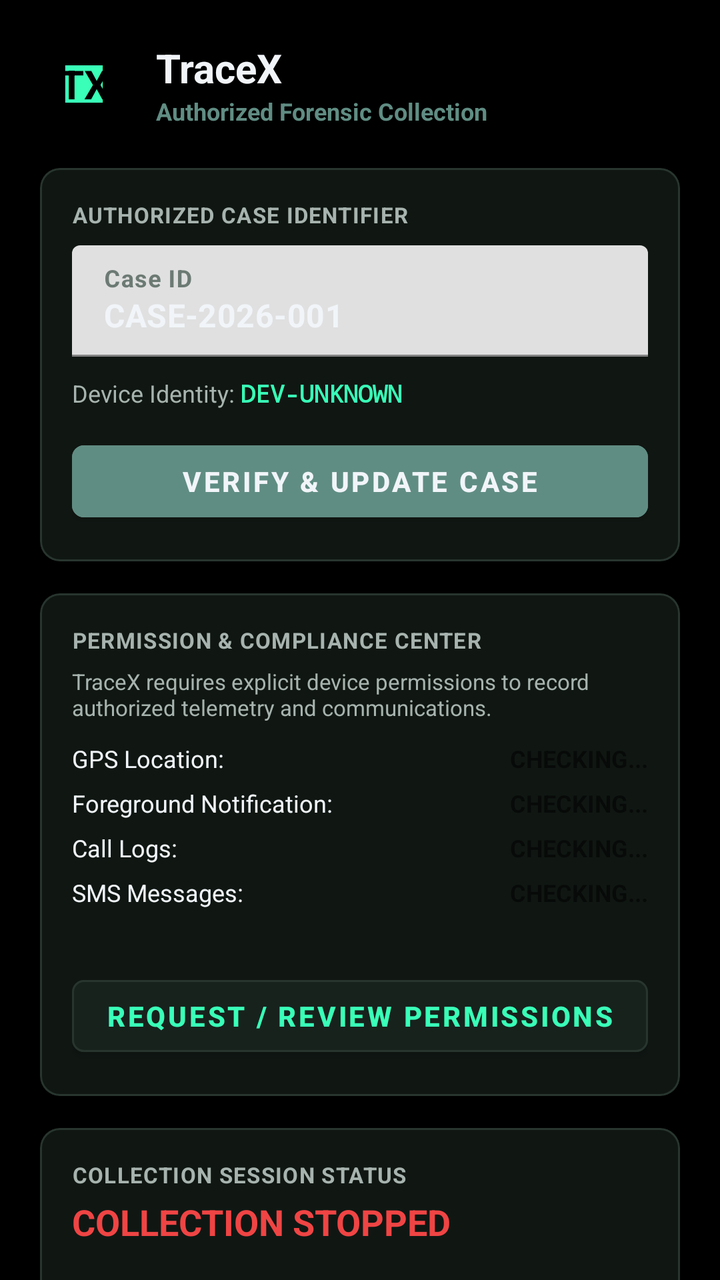
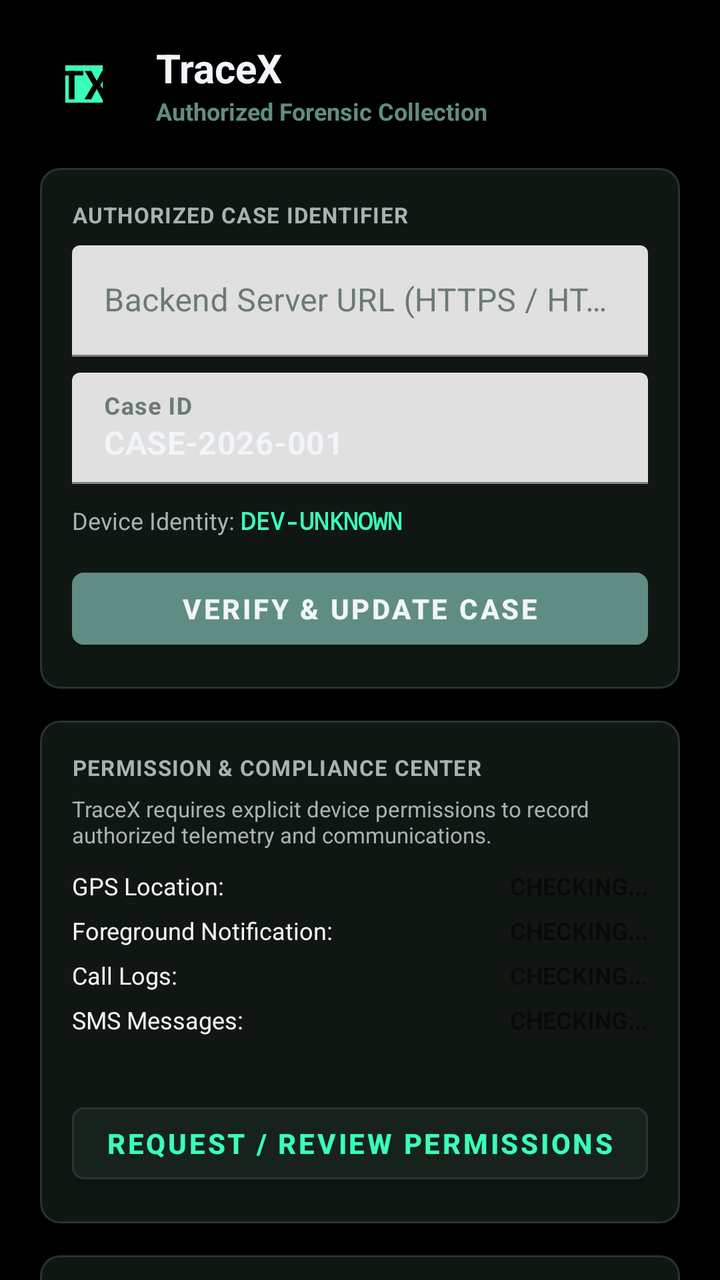

Compare the two renders of this Android layout. The source of the first and the diff that turns it into the second are given below.
<!-- AndroidManifest.xml: application theme Theme.TraceX -->
<!-- res/layout/activity_main.xml -->
<?xml version="1.0" encoding="utf-8"?>
<ScrollView xmlns:android="http://schemas.android.com/apk/res/android"
    xmlns:app="http://schemas.android.com/apk/res-auto"
    android:layout_width="match_parent"
    android:layout_height="match_parent"
    android:background="@color/primary_jet_black"
    android:fillViewport="true">

    <LinearLayout
        android:layout_width="match_parent"
        android:layout_height="wrap_content"
        android:orientation="vertical"
        android:padding="20dp">

        
        <LinearLayout
            android:layout_width="match_parent"
            android:layout_height="wrap_content"
            android:orientation="horizontal"
            android:gravity="center_vertical"
            android:layout_marginBottom="20dp">

            <TextView
                android:layout_width="44dp"
                android:layout_height="44dp"
                android:background="@drawable/ic_launcher_foreground"
                android:backgroundTint="@color/primary_neon_emerald"
                android:text="TX"
                android:textColor="#000000"
                android:textStyle="bold"
                android:textSize="20sp"
                android:gravity="center" />

            <LinearLayout
                android:layout_width="match_parent"
                android:layout_height="wrap_content"
                android:orientation="vertical"
                android:layout_marginStart="14dp">

                <TextView
                    android:layout_width="wrap_content"
                    android:layout_height="wrap_content"
                    android:text="TraceX"
                    android:textColor="@color/text_white"
                    android:textSize="20sp"
                    android:textStyle="bold" />

                <TextView
                    android:layout_width="wrap_content"
                    android:layout_height="wrap_content"
                    android:text="Authorized Forensic Collection"
                    android:textColor="@color/primary_moss_green"
                    android:textSize="12sp"
                    android:textStyle="bold" />
            </LinearLayout>
        </LinearLayout>

        
        <com.google.android.material.card.MaterialCardView
            android:layout_width="match_parent"
            android:layout_height="wrap_content"
            android:layout_marginBottom="16dp"
            app:cardBackgroundColor="@color/bg_surface"
            app:strokeColor="@color/border_subtle"
            app:strokeWidth="1dp"
            app:cardCornerRadius="10dp"
            app:cardElevation="0dp">

            <LinearLayout
                android:layout_width="match_parent"
                android:layout_height="wrap_content"
                android:orientation="vertical"
                android:padding="16dp">

                <TextView
                    android:layout_width="wrap_content"
                    android:layout_height="wrap_content"
                    android:text="AUTHORIZED CASE IDENTIFIER"
                    android:textColor="@color/text_muted"
                    android:textSize="11sp"
                    android:textStyle="bold"
                    android:letterSpacing="0.04" />

                <com.google.android.material.textfield.TextInputLayout
                    android:layout_width="match_parent"
                    android:layout_height="wrap_content"
                    android:layout_marginTop="8dp"
                    android:hint="Case ID"
                    app:boxStrokeColor="@color/primary_neon_emerald"
                    app:hintTextColor="@color/primary_neon_emerald"
                    android:textColorHint="@color/text_dim">

                    <com.google.android.material.textfield.TextInputEditText
                        android:id="@+id/et_case_id"
                        android:layout_width="match_parent"
                        android:layout_height="wrap_content"
                        android:text="CASE-2026-001"
                        android:textColor="@color/text_white"
                        android:textStyle="bold" />
                </com.google.android.material.textfield.TextInputLayout>

                <LinearLayout
                    android:layout_width="match_parent"
                    android:layout_height="wrap_content"
                    android:orientation="horizontal"
                    android:gravity="center_vertical"
                    android:layout_marginTop="10dp">

                    <TextView
                        android:layout_width="wrap_content"
                        android:layout_height="wrap_content"
                        android:text="Device Identity: "
                        android:textColor="@color/text_muted"
                        android:textSize="12sp" />

                    <TextView
                        android:id="@+id/tv_device_id"
                        android:layout_width="wrap_content"
                        android:layout_height="wrap_content"
                        android:text="DEV-UNKNOWN"
                        android:textColor="@color/primary_neon_emerald"
                        android:fontFamily="monospace"
                        android:textStyle="bold"
                        android:textSize="12sp" />
                </LinearLayout>

                <com.google.android.material.button.MaterialButton
                    android:id="@+id/btn_update_case"
                    android:layout_width="match_parent"
                    android:layout_height="wrap_content"
                    android:layout_marginTop="12dp"
                    android:text="Verify &amp; Update Case"
                    android:backgroundTint="@color/primary_moss_green"
                    android:textColor="@color/text_white"
                    android:textStyle="bold"
                    app:cornerRadius="6dp" />
            </LinearLayout>
        </com.google.android.material.card.MaterialCardView>

        
        <com.google.android.material.card.MaterialCardView
            android:layout_width="match_parent"
            android:layout_height="wrap_content"
            android:layout_marginBottom="16dp"
            app:cardBackgroundColor="@color/bg_surface"
            app:strokeColor="@color/border_subtle"
            app:strokeWidth="1dp"
            app:cardCornerRadius="10dp"
            app:cardElevation="0dp">

            <LinearLayout
                android:layout_width="match_parent"
                android:layout_height="wrap_content"
                android:orientation="vertical"
                android:padding="16dp">

                <TextView
                    android:layout_width="wrap_content"
                    android:layout_height="wrap_content"
                    android:text="PERMISSION &amp; COMPLIANCE CENTER"
                    android:textColor="@color/text_muted"
                    android:textSize="11sp"
                    android:textStyle="bold"
                    android:letterSpacing="0.04" />

                <TextView
                    android:layout_width="match_parent"
                    android:layout_height="wrap_content"
                    android:text="TraceX requires explicit device permissions to record authorized telemetry and communications."
                    android:textColor="@color/text_muted"
                    android:textSize="11sp"
                    android:layout_marginTop="6dp" />

                
                <LinearLayout
                    android:layout_width="match_parent"
                    android:layout_height="wrap_content"
                    android:orientation="vertical"
                    android:layout_marginTop="10dp">

                    <LinearLayout
                        android:layout_width="match_parent"
                        android:layout_height="wrap_content"
                        android:orientation="horizontal"
                        android:layout_marginBottom="6dp">
                        <TextView
                            android:layout_width="0dp"
                            android:layout_height="wrap_content"
                            android:layout_weight="1"
                            android:text="GPS Location:"
                            android:textColor="@color/text_white"
                            android:textSize="12sp" />
                        <TextView
                            android:id="@+id/tv_perm_location"
                            android:layout_width="wrap_content"
                            android:layout_height="wrap_content"
                            android:text="CHECKING..."
                            android:textStyle="bold"
                            android:textSize="12sp" />
                    </LinearLayout>

                    <LinearLayout
                        android:layout_width="match_parent"
                        android:layout_height="wrap_content"
                        android:orientation="horizontal"
                        android:layout_marginBottom="6dp">
                        <TextView
                            android:layout_width="0dp"
                            android:layout_height="wrap_content"
                            android:layout_weight="1"
                            android:text="Foreground Notification:"
                            android:textColor="@color/text_white"
                            android:textSize="12sp" />
                        <TextView
                            android:id="@+id/tv_perm_notification"
                            android:layout_width="wrap_content"
                            android:layout_height="wrap_content"
                            android:text="CHECKING..."
                            android:textStyle="bold"
                            android:textSize="12sp" />
                    </LinearLayout>

                    <LinearLayout
                        android:layout_width="match_parent"
                        android:layout_height="wrap_content"
                        android:orientation="horizontal"
                        android:layout_marginBottom="6dp">
                        <TextView
                            android:layout_width="0dp"
                            android:layout_height="wrap_content"
                            android:layout_weight="1"
                            android:text="Call Logs:"
                            android:textColor="@color/text_white"
                            android:textSize="12sp" />
                        <TextView
                            android:id="@+id/tv_perm_call"
                            android:layout_width="wrap_content"
                            android:layout_height="wrap_content"
                            android:text="CHECKING..."
                            android:textStyle="bold"
                            android:textSize="12sp" />
                    </LinearLayout>

                    <LinearLayout
                        android:layout_width="match_parent"
                        android:layout_height="wrap_content"
                        android:orientation="horizontal">
                        <TextView
                            android:layout_width="0dp"
                            android:layout_height="wrap_content"
                            android:layout_weight="1"
                            android:text="SMS Messages:"
                            android:textColor="@color/text_white"
                            android:textSize="12sp" />
                        <TextView
                            android:id="@+id/tv_perm_sms"
                            android:layout_width="wrap_content"
                            android:layout_height="wrap_content"
                            android:text="CHECKING..."
                            android:textStyle="bold"
                            android:textSize="12sp" />
                    </LinearLayout>
                </LinearLayout>

                <TextView
                    android:id="@+id/tv_sms_diagnostic"
                    android:layout_width="match_parent"
                    android:layout_height="wrap_content"
                    android:text=""
                    android:textColor="@color/text_dim"
                    android:textSize="10sp"
                    android:layout_marginTop="6dp" />

                <com.google.android.material.button.MaterialButton
                    android:id="@+id/btn_grant_permissions"
                    android:layout_width="match_parent"
                    android:layout_height="wrap_content"
                    android:layout_marginTop="10dp"
                    android:text="Request / Review Permissions"
                    android:backgroundTint="@color/bg_surface_secondary"
                    android:textColor="@color/primary_neon_emerald"
                    app:strokeColor="@color/border_subtle"
                    app:strokeWidth="1dp"
                    android:textStyle="bold"
                    app:cornerRadius="6dp" />
            </LinearLayout>
        </com.google.android.material.card.MaterialCardView>

        
        <com.google.android.material.card.MaterialCardView
            android:layout_width="match_parent"
            android:layout_height="wrap_content"
            android:layout_marginBottom="16dp"
            app:cardBackgroundColor="@color/bg_surface"
            app:strokeColor="@color/border_subtle"
            app:strokeWidth="1dp"
            app:cardCornerRadius="10dp"
            app:cardElevation="0dp">

            <LinearLayout
                android:layout_width="match_parent"
                android:layout_height="wrap_content"
                android:orientation="vertical"
                android:padding="16dp">

                <TextView
                    android:layout_width="wrap_content"
                    android:layout_height="wrap_content"
                    android:text="COLLECTION SESSION STATUS"
                    android:textColor="@color/text_muted"
                    android:textSize="11sp"
                    android:textStyle="bold"
                    android:letterSpacing="0.04" />

                <TextView
                    android:id="@+id/tv_collection_status"
                    android:layout_width="wrap_content"
                    android:layout_height="wrap_content"
                    android:text="COLLECTION STOPPED"
                    android:textColor="@color/status_red"
                    android:textSize="18sp"
                    android:textStyle="bold"
                    android:layout_marginTop="4dp" />

                <LinearLayout
                    android:layout_width="match_parent"
                    android:layout_height="wrap_content"
                    android:orientation="horizontal"
                    android:layout_marginTop="14dp"
                    android:weightSum="2">

                    <com.google.android.material.button.MaterialButton
                        android:id="@+id/btn_start_service"
                        android:layout_width="0dp"
                        android:layout_height="wrap_content"
                        android:layout_weight="1"
                        android:layout_marginEnd="6dp"
                        android:text="START COLLECTION"
                        android:textStyle="bold"
                        android:textColor="#000000"
                        android:backgroundTint="@color/primary_neon_emerald"
                        app:cornerRadius="6dp" />

                    <com.google.android.material.button.MaterialButton
                        android:id="@+id/btn_stop_service"
                        android:layout_width="0dp"
                        android:layout_height="wrap_content"
                        android:layout_weight="1"
                        android:layout_marginStart="6dp"
                        android:text="STOP COLLECTION"
                        android:textStyle="bold"
                        android:textColor="@color/text_white"
                        android:backgroundTint="@color/status_red"
                        app:cornerRadius="6dp" />
                </LinearLayout>
            </LinearLayout>
        </com.google.android.material.card.MaterialCardView>

        
        <com.google.android.material.card.MaterialCardView
            android:layout_width="match_parent"
            android:layout_height="wrap_content"
            app:cardBackgroundColor="@color/bg_surface"
            app:strokeColor="@color/border_subtle"
            app:strokeWidth="1dp"
            app:cardCornerRadius="10dp"
            app:cardElevation="0dp">

            <LinearLayout
                android:layout_width="match_parent"
                android:layout_height="wrap_content"
                android:orientation="vertical"
                android:padding="16dp">

                <TextView
                    android:layout_width="wrap_content"
                    android:layout_height="wrap_content"
                    android:text="EVIDENCE TELEMETRY MONITOR"
                    android:textColor="@color/text_muted"
                    android:textSize="11sp"
                    android:textStyle="bold"
                    android:letterSpacing="0.04" />

                <TextView
                    android:id="@+id/tv_last_location"
                    android:layout_width="wrap_content"
                    android:layout_height="wrap_content"
                    android:text="Last Coordinates: Waiting for GPS fix..."
                    android:textColor="@color/text_white"
                    android:textSize="13sp"
                    android:layout_marginTop="8dp" />

                <TextView
                    android:id="@+id/tv_movement_state"
                    android:layout_width="wrap_content"
                    android:layout_height="wrap_content"
                    android:text="Movement: Stationary"
                    android:textColor="@color/text_muted"
                    android:textSize="12sp"
                    android:layout_marginTop="2dp" />

                <TextView
                    android:id="@+id/tv_last_hash"
                    android:layout_width="wrap_content"
                    android:layout_height="wrap_content"
                    android:text="Evidence Hash: N/A"
                    android:textColor="@color/primary_neon_emerald"
                    android:fontFamily="monospace"
                    android:textSize="11sp"
                    android:layout_marginTop="4dp" />

                <LinearLayout
                    android:layout_width="match_parent"
                    android:layout_height="wrap_content"
                    android:orientation="horizontal"
                    android:layout_marginTop="12dp"
                    android:weightSum="2">

                    <TextView
                        android:id="@+id/tv_queue_count"
                        android:layout_width="0dp"
                        android:layout_height="wrap_content"
                        android:layout_weight="1"
                        android:text="Queue: 0 pending"
                        android:textColor="@color/text_muted"
                        android:textSize="12sp" />

                    <TextView
                        android:id="@+id/tv_synced_count"
                        android:layout_width="0dp"
                        android:layout_height="wrap_content"
                        android:layout_weight="1"
                        android:text="Synced: 0 events"
                        android:textColor="@color/status_green"
                        android:textSize="12sp"
                        android:gravity="end"
                        android:textStyle="bold" />
                </LinearLayout>
            </LinearLayout>
        </com.google.android.material.card.MaterialCardView>

    </LinearLayout>
</ScrollView>
<!-- resources referenced by this layout -->
<resources>
  <color name="bg_surface">#101713</color>
  <color name="bg_surface_secondary">#17221D</color>
  <color name="border_subtle">#28352F</color>
  <color name="primary_jet_black">#000000</color>
  <color name="primary_moss_green">#608D83</color>
  <color name="primary_neon_emerald">#39FFB8</color>
  <color name="status_green">#10B981</color>
  <color name="status_red">#EF4444</color>
  <color name="text_dim">#6C7A74</color>
  <color name="text_muted">#A7B3AE</color>
  <color name="text_white">#F1F5F9</color>
  <!-- drawable ic_launcher_foreground (drawable) -->
  <?xml version="1.0" encoding="utf-8"?>
  <vector xmlns:android="http://schemas.android.com/apk/res/android"
      android:width="108dp"
      android:height="108dp"
      android:viewportWidth="108"
      android:viewportHeight="108">
      <path
          android:fillColor="#06b6d4"
          android:pathData="M31,31h46v46h-46z" />
      <path
          android:fillColor="#ffffff"
          android:pathData="M40,42h28v6h-11v18h-6v-18h-11z" />
  </vector>
  <style name="Theme.TraceX" parent="Theme.MaterialComponents.DayNight.NoActionBar">
          
          <item name="colorPrimary">@color/primary_neon_emerald</item>
          <item name="colorPrimaryVariant">@color/primary_moss_green</item>
          <item name="colorOnPrimary">#000000</item>
          <item name="colorSecondary">@color/primary_moss_green</item>
          <item name="colorOnSecondary">@color/text_white</item>
          
          
          <item name="android:windowBackground">@color/primary_jet_black</item>
          <item name="android:statusBarColor">@color/primary_jet_black</item>
          <item name="android:navigationBarColor">@color/primary_jet_black</item>
          
          
          <item name="materialCardViewStyle">@style/Widget.TraceX.CardView</item>
      </style>
  <style name="Widget.TraceX.CardView" parent="Widget.MaterialComponents.CardView">
          <item name="cardBackgroundColor">@color/bg_surface</item>
          <item name="strokeColor">@color/border_subtle</item>
          <item name="strokeWidth">1dp</item>
          <item name="cardCornerRadius">10dp</item>
          <item name="cardElevation">0dp</item>
      </style>
</resources>

<!-- the commit's change to res/layout/activity_main.xml (unified diff, before → after) -->
@@ -85,6 +85,23 @@
                     android:layout_width="match_parent"
                     android:layout_height="wrap_content"
                     android:layout_marginTop="8dp"
+                    android:hint="Backend Server URL (HTTPS / HTTP)"
+                    app:boxStrokeColor="@color/primary_neon_emerald"
+                    app:hintTextColor="@color/primary_neon_emerald"
+                    android:textColorHint="@color/text_dim">
+
+                    <com.google.android.material.textfield.TextInputEditText
+                        android:id="@+id/et_server_url"
+                        android:layout_width="match_parent"
+                        android:layout_height="wrap_content"
+                        android:inputType="textUri"
+                        android:textColor="@color/text_white" />
+                </com.google.android.material.textfield.TextInputLayout>
+
+                <com.google.android.material.textfield.TextInputLayout
+                    android:layout_width="match_parent"
+                    android:layout_height="wrap_content"
+                    android:layout_marginTop="8dp"
                     android:hint="Case ID"
                     app:boxStrokeColor="@color/primary_neon_emerald"
                     app:hintTextColor="@color/primary_neon_emerald"
